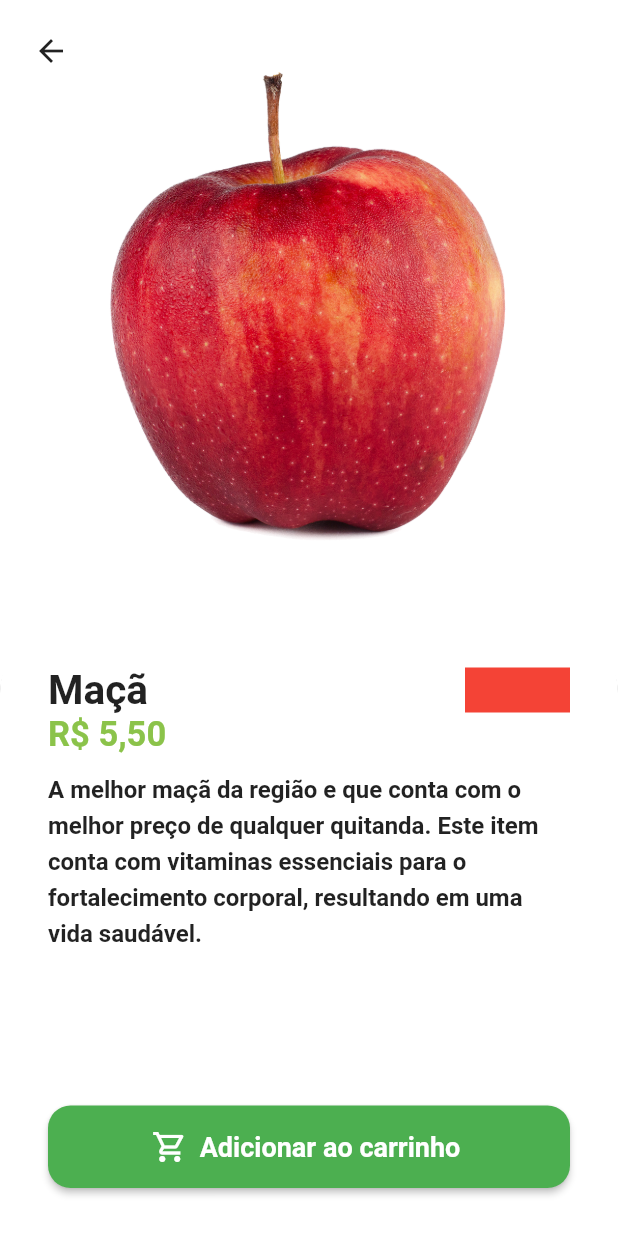
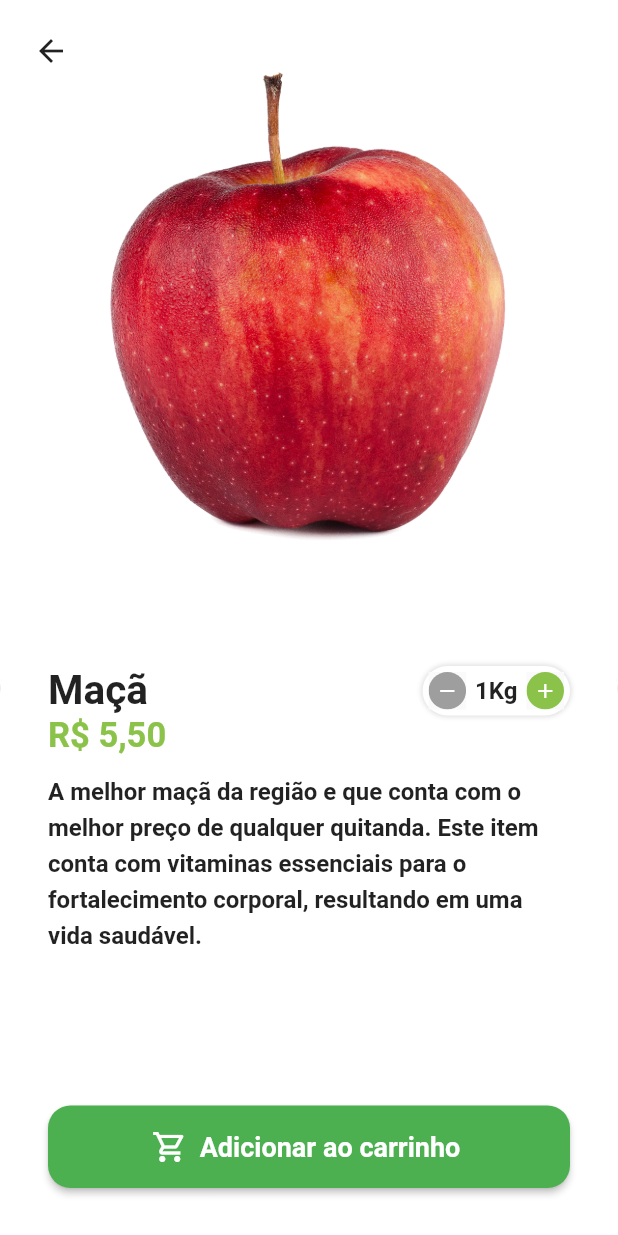
Before and after one commit to oliveiradg/Quitanda, a Flutter app: the screen it shows after launch, after a tap on "Entrar", after a tap on "Maçã", on a phone screen of 412 x 824 dp. Run offline on Flutter 3.47's test engine with Material 2 defaults, Android fonts, the phone set to English and light mode, and no system bars; our stand-ins replace animated_text_kit, badges, mask_text_input_formatter.

Commit message:
feat: Criação do widget de quantidade

```diff
--- /dev/null
+++ b/lib/src/pages/common_widgets/quantity_widget.dart
@@ -0,0 +1,85 @@
+import 'package:flutter/material.dart';
+import 'package:quitanda/src/config/custom_colors.dart';
+
+class QuantityWidget extends StatelessWidget {
+  const QuantityWidget({Key? key}) : super(key: key);
+
+  @override
+  Widget build(BuildContext context) {
+    return Container(
+      padding: const EdgeInsets.all(4.0),
+      decoration: BoxDecoration(
+        color: Colors.white,
+        borderRadius: BorderRadius.circular(50),
+        boxShadow: [
+          BoxShadow(
+            color: Colors.grey.shade300,
+            spreadRadius: 1,
+            blurRadius: 2,
+          )
+        ],
+      ),
+      child: Row(
+        children: [
+          _QuantityButton(
+            icon: Icons.remove,
+            color: Colors.grey,
+            onPressed: (){},
+          ),
+
+
+        const Padding(
+            padding:  EdgeInsets.symmetric(horizontal: 6.0),
+            child:  Text('1Kg', style: TextStyle(fontSize: 16,
+            fontWeight: FontWeight.bold,
+            ),
+
+
+
+
+            ),
+          ),
+          _QuantityButton(
+            icon: Icons.add,
+            color: CustomColors.customSwatchColor,
+            onPressed: (){},
+          ),
+
+        ],
+      ),
+    );
+  }
+}
+
+class _QuantityButton extends StatelessWidget {
+  final Color color;
+  final IconData icon;
+  final VoidCallback onPressed;
+
+  const _QuantityButton({
+    Key? key, required this.color, required this.icon, required this.onPressed,
+  }) : super(key: key);
+
+  @override
+  Widget build(BuildContext context) {
+    return Material(
+      child: InkWell(
+        borderRadius: BorderRadius.circular(50),
+        onTap: onPressed,
+        child: Ink(
+          height: 25,
+          width: 25,
+          decoration:  BoxDecoration(
+            color: color,
+            shape: BoxShape.circle,
+          ),
+          child:  Icon(
+            icon,
+            color: Colors.white,
+            size: 16.0,
+          ),
+        ),
+      ),
+    );
+  }
+}
--- a/lib/src/pages/product/product_screen.dart
+++ b/lib/src/pages/product/product_screen.dart
@@ -1,6 +1,7 @@
 import 'package:flutter/material.dart';
 import 'package:quitanda/src/config/custom_colors.dart';
 import 'package:quitanda/src/models/item_model.dart';
+import 'package:quitanda/src/pages/common_widgets/quantity_widget.dart';
 import 'package:quitanda/src/services/utils_services.dart';
 
 class ProductScreen extends StatelessWidget {
@@ -57,11 +58,9 @@ class ProductScreen extends StatelessWidget {
                               ),
                             ),
                           ),
-                          Container(
-                            height: 30,
-                            width: 70,
-                            color: Colors.red,
-                          )
+
+                        const QuantityWidget(),
+
                         ],
                       ),
                       //preço - unidade
```
